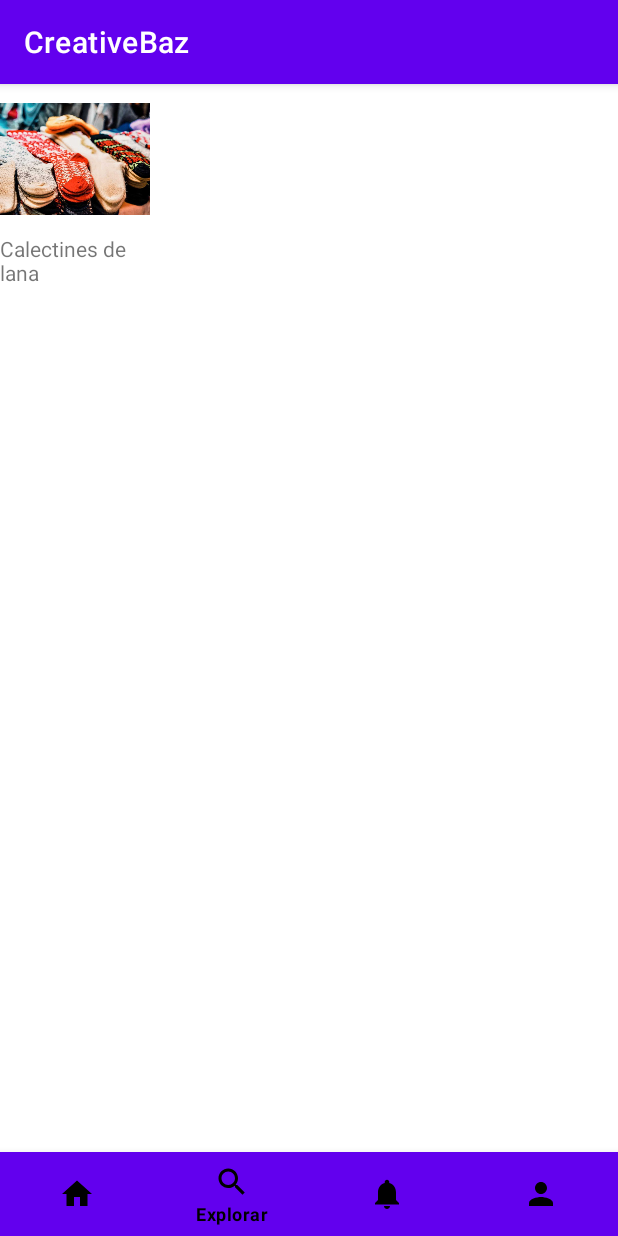
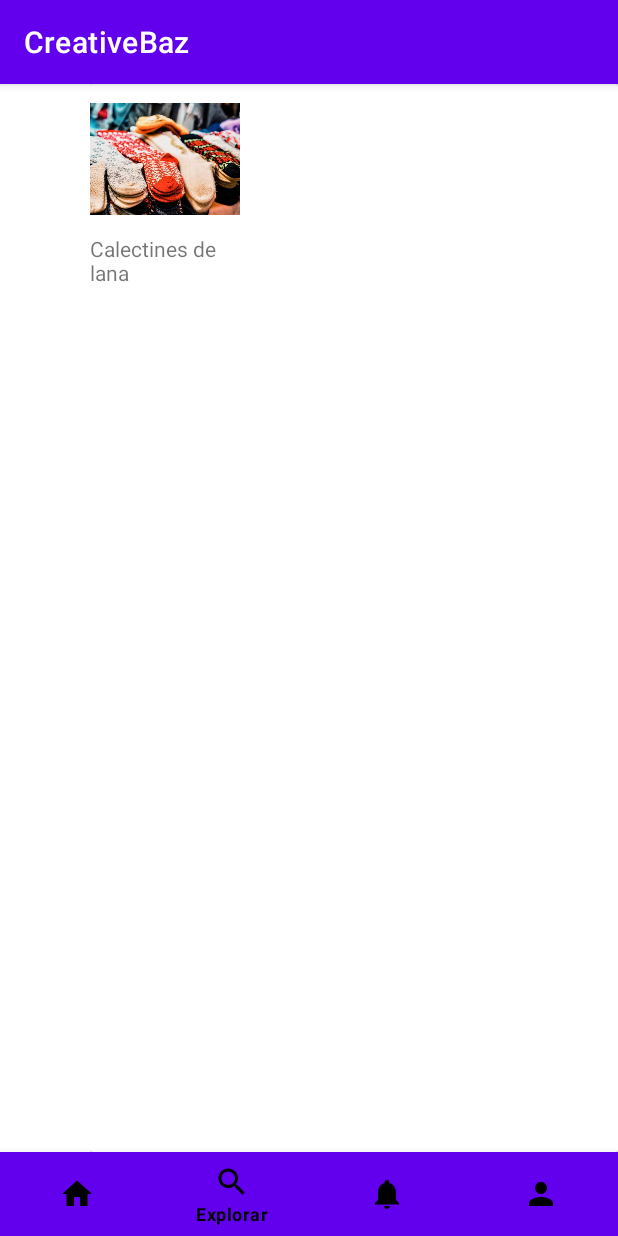
Before and after one commit to Natalia670/AndroidFinalProject, an Android app: the screen it shows after launch (MainActivity), item 2 of the bottom bar chosen, on a phone screen of 412 x 824 dp. Run offline under Robolectric (Android 15) with nearby library versions, the phone set to English and light mode, and no system bars.

Commit message:
Small fixes

```diff
--- a/app/src/main/java/com/example/finalproject_creativebaz/CatalogueAdapter.kt
+++ b/app/src/main/java/com/example/finalproject_creativebaz/CatalogueAdapter.kt
@@ -1,5 +1,6 @@
 package com.example.finalproject_creativebaz
 
+import android.util.Log
 import android.view.LayoutInflater
 import android.view.View
 import android.view.ViewGroup
@@ -25,7 +26,11 @@ class CatalogueAdapter(private val products:List<Product>) : RecyclerView.Adapte
 
     //Asocia datos con los elementos del renglón
     override fun onBindViewHolder(holder: ProductViewHolder, position: Int) {
+
         val product= products[position]
+
+        Log.d("Products", product.toString())
+
         holder.picture.setImageResource(product.picture)
         holder.title.text = product.title
         holder.itemView.setOnClickListener {
--- a/app/src/main/res/layout/fragment_catalogue.xml
+++ b/app/src/main/res/layout/fragment_catalogue.xml
@@ -11,10 +11,18 @@
         android:id="@+id/products_recycler"
         android:layout_width="match_parent"
         android:layout_height="match_parent"
+        android:layout_marginStart="60dp"
         app:layout_constraintBottom_toBottomOf="parent"
         app:layout_constraintStart_toStartOf="parent"
         app:layout_constraintTop_toTopOf="parent"
-        tools:itemCount="4"
+        app:layout_constraintVertical_bias="0.0"
         tools:listitem="@layout/product_preview" />
 
+    <androidx.constraintlayout.widget.Guideline
+        android:id="@+id/guideline7"
+        android:layout_width="wrap_content"
+        android:layout_height="wrap_content"
+        android:orientation="vertical"
+        app:layout_constraintGuide_begin="55dp" />
+
 </androidx.constraintlayout.widget.ConstraintLayout>
--- a/app/src/main/res/layout/product_preview.xml
+++ b/app/src/main/res/layout/product_preview.xml
@@ -1,17 +1,17 @@
 <?xml version="1.0" encoding="utf-8"?>
-<androidx.constraintlayout.widget.ConstraintLayout
+<androidx.cardview.widget.CardView
     xmlns:android="http://schemas.android.com/apk/res/android"
     xmlns:app="http://schemas.android.com/apk/res-auto"
     xmlns:tools="http://schemas.android.com/tools"
     android:layout_width="match_parent"
-    android:layout_height="match_parent">
+    android:layout_height="match_parent"
+    android:clickable="true">
+
 
         <LinearLayout
             android:layout_width="match_parent"
-        android:layout_height="match_parent"
-        android:orientation="vertical"
-        tools:layout_editor_absoluteX="-1dp"
-        tools:layout_editor_absoluteY="-1dp">
+            android:layout_height="wrap_content"
+            android:orientation="vertical">
 
             <ImageView
                 android:id="@+id/imagen"
@@ -24,11 +24,7 @@
                 android:layout_height="32dp"
                 android:text="Title" />
 
-        <androidx.cardview.widget.CardView
-            android:layout_width="match_parent"
-            android:layout_height="wrap_content" />
-
         </LinearLayout>
 
 
-</androidx.constraintlayout.widget.ConstraintLayout>
+</androidx.cardview.widget.CardView>
```
Lines whose indentation alone changed are shown as unchanged.
